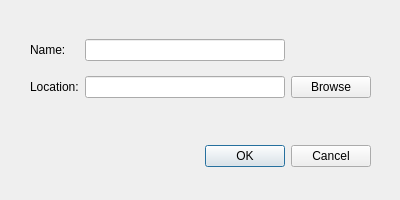
This is Source/Tome/Features/Projects/View/newprojectwindow.ui in npruehs/tome-editor as Qt 5 draws it before an edit. The edited form follows.
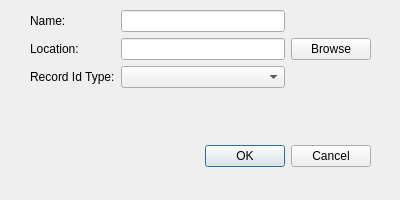
This is the edited form.

What changed in the file:
```diff
--- a/Source/Tome/Features/Projects/View/newprojectwindow.ui
+++ b/Source/Tome/Features/Projects/View/newprojectwindow.ui
@@ -29,16 +29,26 @@
     <set>QDialogButtonBox::Cancel|QDialogButtonBox::Ok</set>
    </property>
   </widget>
-  <widget class="QWidget" name="">
+  <widget class="QWidget" name="layoutWidget">
    <property name="geometry">
     <rect>
      <x>30</x>
-     <y>30</y>
+     <y>10</y>
      <width>341</width>
-     <height>77</height>
+     <height>131</height>
     </rect>
    </property>
    <layout class="QGridLayout" name="gridLayout">
+    <item row="2" column="0">
+     <widget class="QLabel" name="labelRecordIdType">
+      <property name="text">
+       <string>Record Id Type:</string>
+      </property>
+     </widget>
+    </item>
+    <item row="2" column="1">
+     <widget class="QComboBox" name="comboBoxRecordIdType"/>
+    </item>
     <item row="0" column="0">
      <widget class="QLabel" name="labelName">
       <property name="text">
@@ -66,6 +76,16 @@
       </property>
      </widget>
     </item>
+    <item row="3" column="0" colspan="3">
+     <widget class="QLabel" name="labelRecordIdTypeDescription">
+      <property name="text">
+       <string/>
+      </property>
+      <property name="wordWrap">
+       <bool>true</bool>
+      </property>
+     </widget>
+    </item>
    </layout>
   </widget>
  </widget>
```
Left out of the diff: 6 changed lines with no effect on the pictures.
